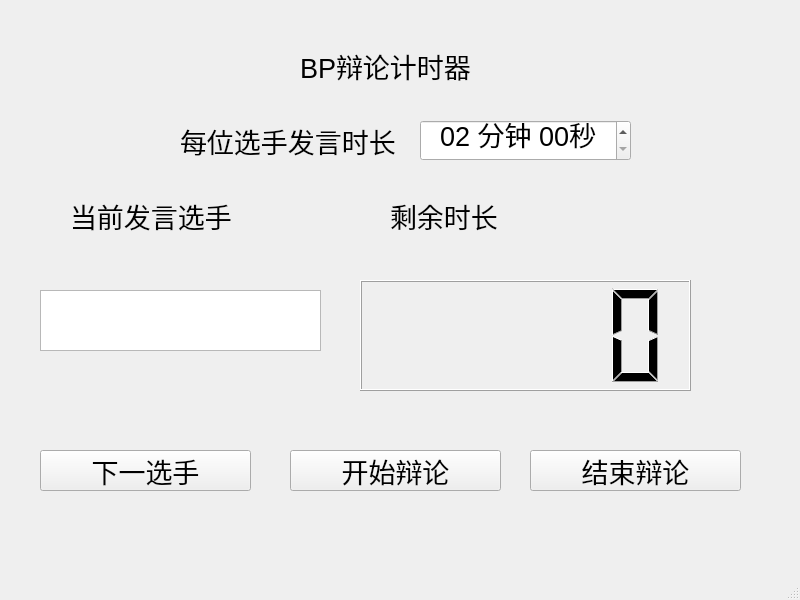
Old version of the form mainwindow.ui in the repository haomingbai/debate_timer.
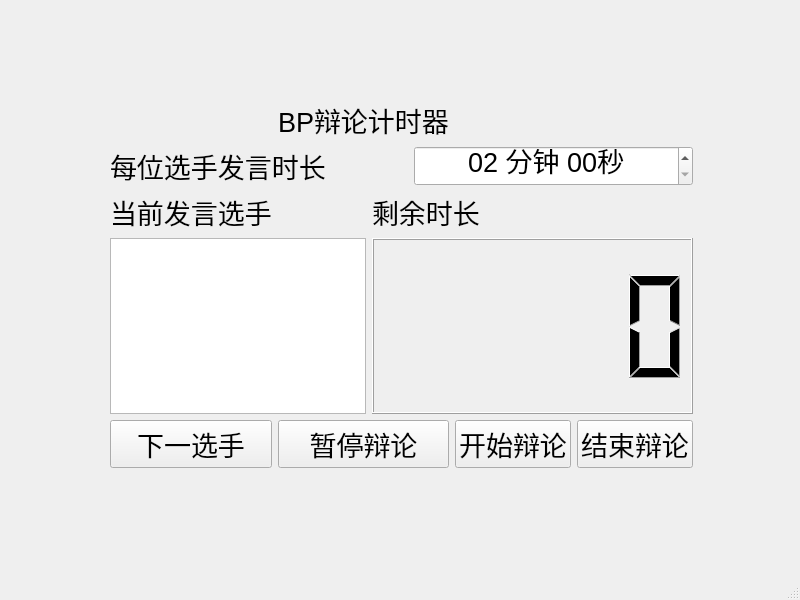
New version of the form.

Commit message: 2023 12 01 finish the UI design

Patch:
```diff
--- a/mainwindow.ui
+++ b/mainwindow.ui
@@ -14,25 +14,75 @@
    <string>MainWindow</string>
   </property>
   <widget class="QWidget" name="centralwidget">
-   <widget class="QLCDNumber" name="Timer">
+   <widget class="QWidget" name="layoutWidget">
     <property name="geometry">
      <rect>
-      <x>360</x>
-      <y>280</y>
-      <width>331</width>
-      <height>111</height>
+      <x>110</x>
+      <y>100</y>
+      <width>583</width>
+      <height>368</height>
      </rect>
     </property>
-   </widget>
+    <layout class="QGridLayout" name="gridLayout">
+     <item row="3" column="0" colspan="2">
+      <widget class="QTextBrowser" name="showDebater">
+       <property name="font">
+        <font>
+         <pointsize>36</pointsize>
+        </font>
+       </property>
+      </widget>
+     </item>
+     <item row="5" column="1" colspan="3">
+      <widget class="QPushButton" name="pauseDebate">
+       <property name="font">
+        <font>
+         <pointsize>20</pointsize>
+        </font>
+       </property>
+       <property name="text">
+        <string>暂停辩论</string>
+       </property>
+      </widget>
+     </item>
+     <item row="2" column="2" colspan="4">
+      <widget class="QLabel" name="label_3">
+       <property name="font">
+        <font>
+         <pointsize>20</pointsize>
+        </font>
+       </property>
+       <property name="text">
+        <string>剩余时长</string>
+       </property>
+      </widget>
+     </item>
+     <item row="5" column="0">
+      <widget class="QPushButton" name="nextDebater">
+       <property name="font">
+        <font>
+         <pointsize>20</pointsize>
+        </font>
+       </property>
+       <property name="text">
+        <string>下一选手</string>
+       </property>
+      </widget>
+     </item>
+     <item row="0" column="1" colspan="3">
+      <widget class="QLabel" name="label_4">
+       <property name="font">
+        <font>
+         <pointsize>20</pointsize>
+        </font>
+       </property>
+       <property name="text">
+        <string>BP辩论计时器</string>
+       </property>
+      </widget>
+     </item>
+     <item row="1" column="3" colspan="3">
    <widget class="QTimeEdit" name="timeEdit">
-    <property name="geometry">
-     <rect>
-      <x>420</x>
-      <y>120</y>
-      <width>211</width>
-      <height>41</height>
-     </rect>
-    </property>
     <property name="font">
      <font>
       <pointsize>20</pointsize>
@@ -62,33 +112,12 @@
      <string>mm 分钟 ss秒</string>
     </property>
    </widget>
-   <widget class="QLabel" name="label">
-    <property name="geometry">
-     <rect>
-      <x>180</x>
-      <y>110</y>
-      <width>231</width>
-      <height>61</height>
-     </rect>
-    </property>
-    <property name="font">
-     <font>
-      <pointsize>20</pointsize>
-     </font>
-    </property>
-    <property name="text">
-     <string>每位选手发言时长</string>
-    </property>
-   </widget>
+     </item>
+     <item row="3" column="2" colspan="4">
+      <widget class="QLCDNumber" name="Timer"/>
+     </item>
+     <item row="2" column="0">
    <widget class="QLabel" name="label_2">
-    <property name="geometry">
-     <rect>
-      <x>70</x>
-      <y>190</y>
-      <width>161</width>
-      <height>51</height>
-     </rect>
-    </property>
     <property name="font">
      <font>
       <pointsize>20</pointsize>
@@ -98,48 +127,21 @@
      <string>当前发言选手</string>
     </property>
    </widget>
-   <widget class="QTextBrowser" name="textBrowser">
-    <property name="geometry">
-     <rect>
-      <x>40</x>
-      <y>290</y>
-      <width>281</width>
-      <height>61</height>
-     </rect>
-    </property>
-    <property name="font">
-     <font>
-      <pointsize>20</pointsize>
-     </font>
-    </property>
-   </widget>
-   <widget class="QPushButton" name="pushButton">
-    <property name="geometry">
-     <rect>
-      <x>290</x>
-      <y>450</y>
-      <width>211</width>
-      <height>41</height>
-     </rect>
-    </property>
+     </item>
+     <item row="1" column="0" colspan="3">
+      <widget class="QLabel" name="label">
     <property name="font">
      <font>
       <pointsize>20</pointsize>
      </font>
     </property>
     <property name="text">
-     <string>开始辩论</string>
-    </property>
-   </widget>
-   <widget class="QPushButton" name="pushButton_2">
-    <property name="geometry">
-     <rect>
-      <x>530</x>
-      <y>450</y>
-      <width>211</width>
-      <height>41</height>
-     </rect>
-    </property>
+        <string>每位选手发言时长</string>
+       </property>
+      </widget>
+     </item>
+     <item row="5" column="5">
+      <widget class="QPushButton" name="endDebate">
     <property name="font">
      <font>
       <pointsize>20</pointsize>
@@ -149,59 +151,20 @@
      <string>结束辩论</string>
     </property>
    </widget>
-   <widget class="QPushButton" name="pushButton_3">
-    <property name="geometry">
-     <rect>
-      <x>40</x>
-      <y>450</y>
-      <width>211</width>
-      <height>41</height>
-     </rect>
-    </property>
+     </item>
+     <item row="5" column="4">
+      <widget class="QPushButton" name="beginDebate">
     <property name="font">
      <font>
       <pointsize>20</pointsize>
      </font>
     </property>
     <property name="text">
-     <string>下一选手</string>
-    </property>
-   </widget>
-   <widget class="QLabel" name="label_3">
-    <property name="geometry">
-     <rect>
-      <x>390</x>
-      <y>190</y>
-      <width>161</width>
-      <height>51</height>
-     </rect>
-    </property>
-    <property name="font">
-     <font>
-      <pointsize>20</pointsize>
-     </font>
-    </property>
-    <property name="text">
-     <string>剩余时长</string>
-    </property>
-   </widget>
-   <widget class="QLabel" name="label_4">
-    <property name="geometry">
-     <rect>
-      <x>300</x>
-      <y>40</y>
-      <width>171</width>
-      <height>51</height>
-     </rect>
-    </property>
-    <property name="font">
-     <font>
-      <pointsize>20</pointsize>
-     </font>
-    </property>
-    <property name="text">
-     <string>BP辩论计时器</string>
-    </property>
+        <string>开始辩论</string>
+       </property>
+      </widget>
+     </item>
+    </layout>
    </widget>
   </widget>
   <widget class="QMenuBar" name="menubar">
```
Lines whose indentation alone changed are shown as unchanged. The commit also changes 3 other files.
